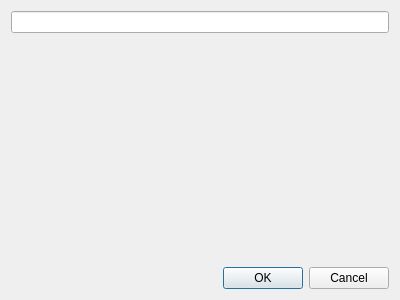
StellarRaccoon/DnD-Character-Builder, file dialogTraits.ui: the form before one commit.
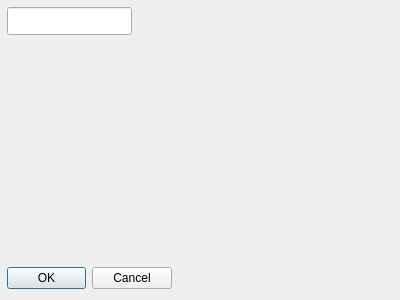
The form after the commit.

Patch:
```diff
--- a/dialogTraits.ui
+++ b/dialogTraits.ui
@@ -13,12 +13,25 @@
   <property name="windowTitle">
    <string>Dialog</string>
   </property>
-  <layout class="QVBoxLayout" name="verticalLayout">
-   <item>
-    <widget class="QLineEdit" name="dialogTitle"/>
-   </item>
-   <item alignment="Qt::AlignBottom">
+  <widget class="QLineEdit" name="dialogTitle">
+   <property name="geometry">
+    <rect>
+     <x>7</x>
+     <y>7</y>
+     <width>125</width>
+     <height>28</height>
+    </rect>
+   </property>
+  </widget>
     <widget class="QDialogButtonBox" name="buttonBox">
+   <property name="geometry">
+    <rect>
+     <x>7</x>
+     <y>264</y>
+     <width>165</width>
+     <height>29</height>
+    </rect>
+   </property>
      <property name="orientation">
       <enum>Qt::Horizontal</enum>
      </property>
@@ -26,8 +39,6 @@
       <set>QDialogButtonBox::Cancel|QDialogButtonBox::Ok</set>
      </property>
     </widget>
-   </item>
-  </layout>
  </widget>
  <resources/>
  <connections>
```
Lines whose indentation alone changed are shown as unchanged.
